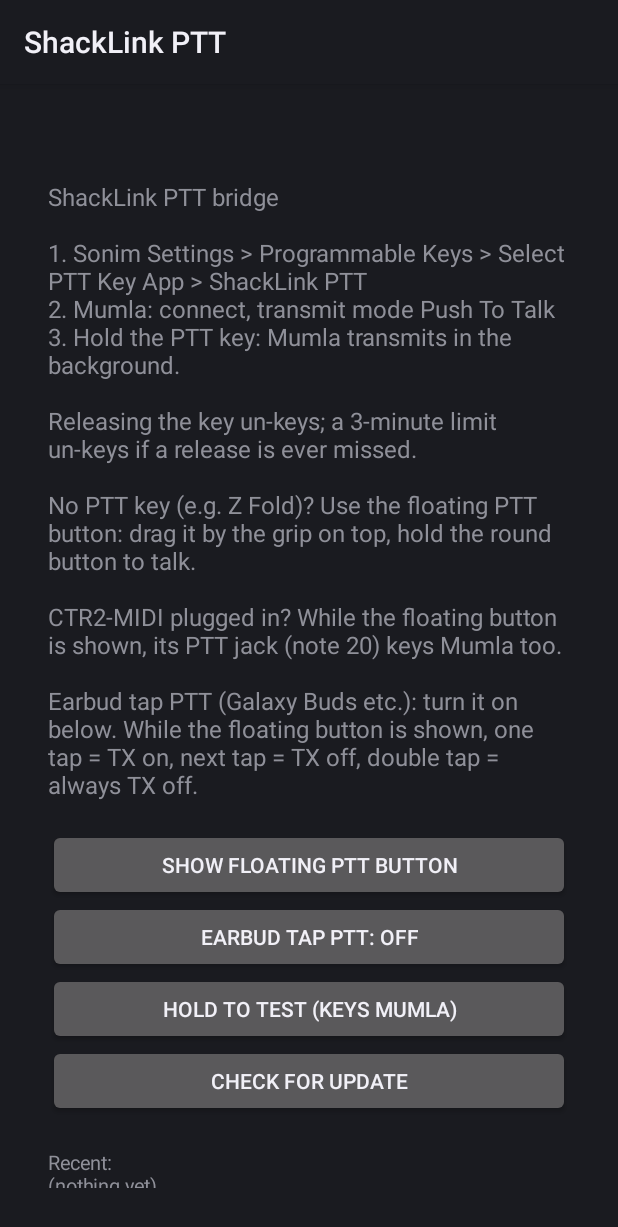
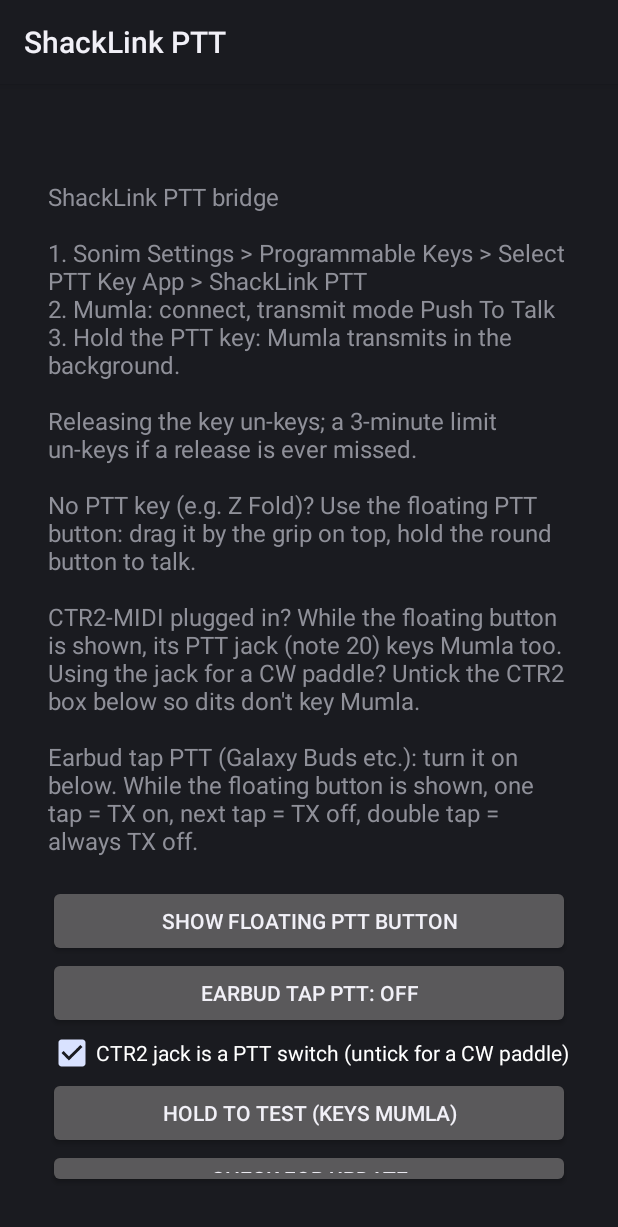
Before and after one commit to raouldiez/shacklink-ptt, an Android app: the screen it shows after launch (MainActivity), on a phone screen of 412 x 824 dp. Shown: the top 1227 px of the screen. Run offline under Robolectric (Android 15) with nearby library versions, the phone set to English and light mode, and no system bars.

Commit message:
CTR2 jack can hold a CW paddle: a setting stops note 20 (dit) keying Mumla (#4)
Claude-Session: https://claude.ai/code/session_01MC2ysbnvAy7kqaCk6BraL4

Co-authored-by: Claude <noreply@anthropic.com>

```diff
--- a/app/src/main/java/org/shacklink/pttbridge/FloatService.java
+++ b/app/src/main/java/org/shacklink/pttbridge/FloatService.java
@@ -197,6 +197,7 @@ public class FloatService extends Service {
 
         // A USB MIDI controller's PTT switch (CTR2-MIDI key jack) keys exactly like holding the button.
         midi = new MidiPtt(this, down -> {
+            if (down && !MainActivity.midiPtt(this)) return;   // jack holds a CW paddle: a dit, not PTT
             if (down == keyed) return;
             setKeyed(down);
         });
--- a/app/src/main/java/org/shacklink/pttbridge/MainActivity.java
+++ b/app/src/main/java/org/shacklink/pttbridge/MainActivity.java
@@ -10,6 +10,7 @@ import android.provider.Settings;
 import android.os.Bundle;
 import android.view.MotionEvent;
 import android.widget.Button;
+import android.widget.CheckBox;
 import android.widget.LinearLayout;
 import android.widget.TextView;
 import java.text.SimpleDateFormat;
@@ -47,7 +48,8 @@ public class MainActivity extends Activity {
                 + "Releasing the key un-keys; a 3-minute limit un-keys if a release is ever missed.\n\n"
                 + "No PTT key (e.g. Z Fold)? Use the floating PTT button: drag it by the grip on top, "
                 + "hold the round button to talk.\n\n"
-                + "CTR2-MIDI plugged in? While the floating button is shown, its PTT jack (note 20) keys Mumla too.\n\n"
+                + "CTR2-MIDI plugged in? While the floating button is shown, its PTT jack (note 20) keys Mumla too. "
+                + "Using the jack for a CW paddle? Untick the CTR2 box below so dits don't key Mumla.\n\n"
                 + "Earbud tap PTT (Galaxy Buds etc.): turn it on below. While the floating button is shown, "
                 + "one tap = TX on, next tap = TX off, double tap = always TX off.\n");
         floatBtn = new Button(this);
@@ -59,6 +61,11 @@ public class MainActivity extends Activity {
             if (FloatService.running) { FloatService.stop(this); FloatService.start(this); }  // apply now
             budsBtn.postDelayed(this::refresh, 300);
         });
+        CheckBox jackPtt = new CheckBox(this);
+        jackPtt.setText("CTR2 jack is a PTT switch (untick for a CW paddle)");
+        jackPtt.setChecked(midiPtt(this));
+        jackPtt.setOnCheckedChangeListener((cb, on) ->
+                getSharedPreferences("prefs", MODE_PRIVATE).edit().putBoolean("midiPtt", on).apply());
         Button test = new Button(this);
         test.setText("Hold to test (keys Mumla)");
         test.setOnTouchListener((btn, e) -> {
@@ -81,10 +88,16 @@ public class MainActivity extends Activity {
         v.addView(help);
         v.addView(floatBtn);
         v.addView(budsBtn);
+        v.addView(jackPtt);
         v.addView(test);
         v.addView(updBtn);
         v.addView(log);
         setContentView(v);
+    }
+
+    /** false when the CTR2 jack holds a CW paddle: note 20 is then a dit, not PTT */
+    static boolean midiPtt(Context c) {
+        return c.getSharedPreferences("prefs", MODE_PRIVATE).getBoolean("midiPtt", true);
     }
 
     private void toggleFloat() {
```
